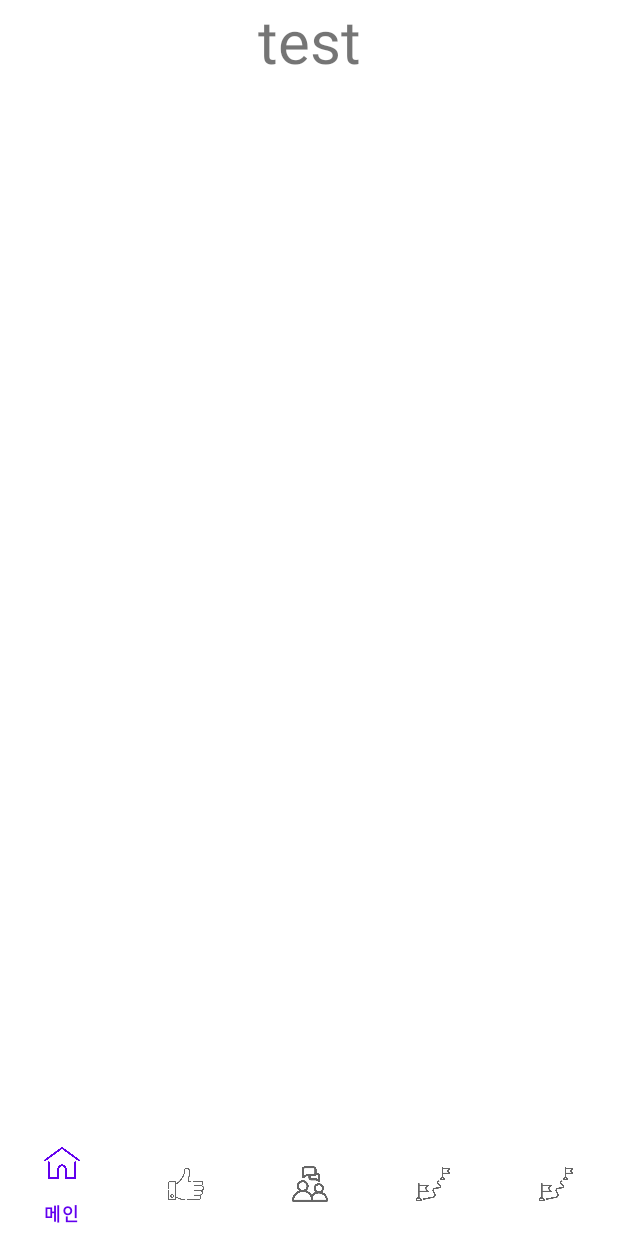
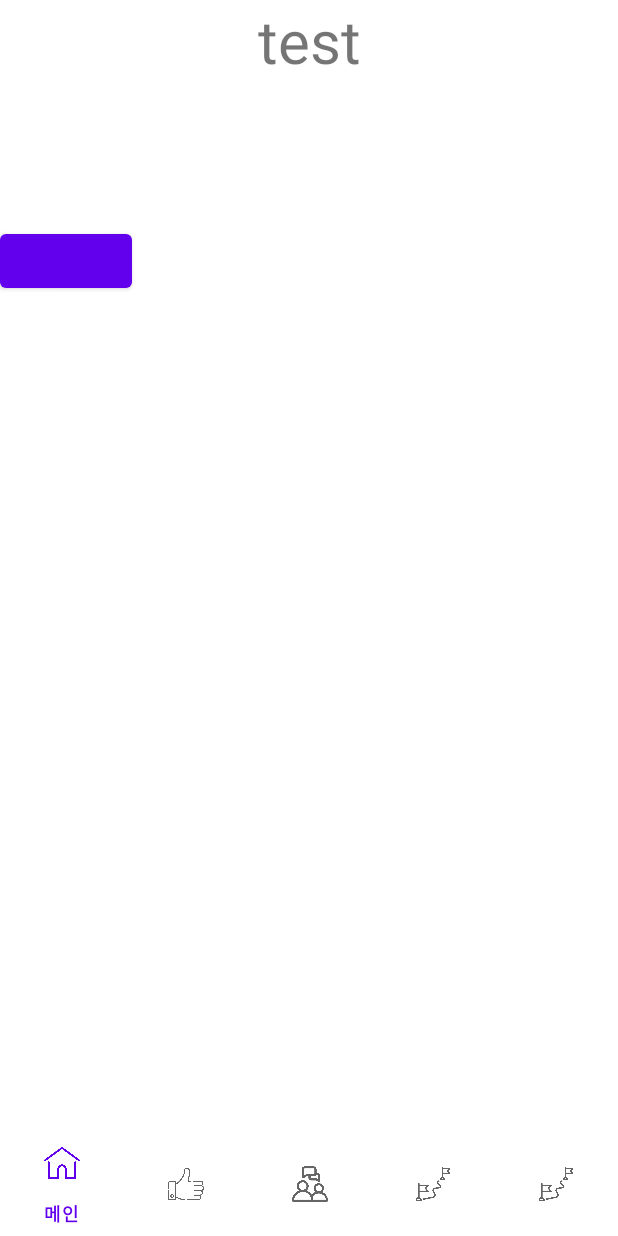
Before and after one commit to gkdnfka/Travel_Together, an Android app: the fragment PostBringDetail placed in its activity, on a phone screen of 412 x 824 dp. Run offline under Robolectric (Android 15) with nearby library versions, the phone set to English and light mode, and no system bars; 7 statements that could not run were skipped.

Commit message:
Merge branch 'main' of https://github.com/gkdnfka/Travel_Together
# Conflicts:
#	android/Capstone_Design/app/src/main/java/com/example/capstone_design/Fragmentset/CommunityPostDetail.kt

```diff
--- a/android/Capstone_Design/app/src/main/java/com/example/capstone_design/Activityset/Activity.kt
+++ b/android/Capstone_Design/app/src/main/java/com/example/capstone_design/Activityset/Activity.kt
@@ -220,7 +220,7 @@ class Activity : AppCompatActivity() {
     // @솔빈 2022-03-14 (월)
     // 프래그먼트들에서 사용할 레트로핏 객체 Activity에 선언
     var retrofit   = Retrofit.Builder()
-        .baseUrl("http://10.93.246.248:8080/")
+        .baseUrl("http://192.168.219.101:8080/")
         .addConverterFactory(GsonConverterFactory.create())
         .build()
 
--- a/android/Capstone_Design/app/src/main/java/com/example/capstone_design/Activityset/MainActivity.kt
+++ b/android/Capstone_Design/app/src/main/java/com/example/capstone_design/Activityset/MainActivity.kt
@@ -15,7 +15,7 @@ import retrofit2.converter.gson.GsonConverterFactory
 class MainActivity : AppCompatActivity() {
     // 회원가입, 로그인 기능을 위해 레트로핏 선언
     val retrofit = Retrofit.Builder()
-            .baseUrl("http://10.93.246.248:8080/")
+            .baseUrl("http://192.168.219.101:8080/")
             .addConverterFactory(GsonConverterFactory.create())
             .build()
     val serviceForLogin = retrofit.create(SendLoginInfo::class.java)
--- a/android/Capstone_Design/app/src/main/java/com/example/capstone_design/Dataset/BringPostInfo.kt
+++ b/android/Capstone_Design/app/src/main/java/com/example/capstone_design/Dataset/BringPostInfo.kt
@@ -3,6 +3,8 @@ package com.example.capstone_design.Dataset
 import com.google.gson.annotations.SerializedName
 
 data class BringPostInfo(
+    @SerializedName("seq")
+    var seq : String,
     @SerializedName("POST_NAME")
     var postname : String,
     @SerializedName("USER_CODE")
--- a/android/Capstone_Design/app/src/main/res/layout/post_bring_detail.xml
+++ b/android/Capstone_Design/app/src/main/res/layout/post_bring_detail.xml
@@ -1,6 +1,7 @@
 <?xml version="1.0" encoding="utf-8"?>
 <LinearLayout xmlns:android="http://schemas.android.com/apk/res/android"
     android:layout_width="match_parent"
+    android:orientation="vertical"
     android:layout_height="match_parent">
     <TextView
         android:layout_width="match_parent"
@@ -9,5 +10,9 @@
         android:text = "test"
         android:textAlignment="center"
         android:textSize="40dp"/>
+    <Button
+        android:layout_width="wrap_content"
+        android:layout_height="wrap_content"
+        android:id="@+id/bringDetailButton"/>
 
 </LinearLayout>
--- a/android/Capstone_Design/app/src/main/res/layout/post_detail_fragment.xml
+++ b/android/Capstone_Design/app/src/main/res/layout/post_detail_fragment.xml
@@ -43,7 +43,8 @@
         android:id="@+id/post_detail_fragment_menu"
         android:layout_width="match_parent"
         android:layout_height="0dp"
-        android:layout_gravity="bottom"/>
+        android:layout_weight="1"
+        android:layout_gravity="top"/>
 
 
     <FrameLayout
```
Also changed, not shown: android/Capstone_Design/app/src/main/java/com/example/capstone_design/Fragmentset/PostBring_Detail.kt (+22 -1 lines).
